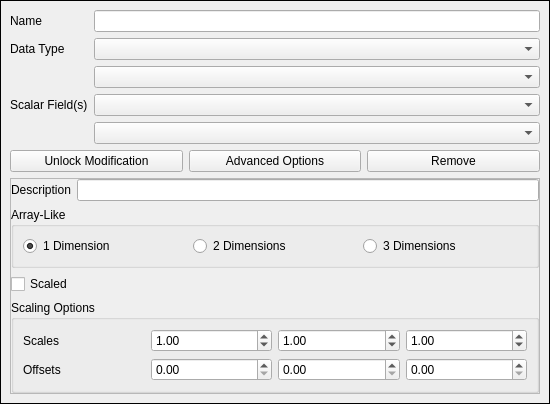
Above: plugins/core/IO/qLASIO/ui/extra_scalar_field_card.ui from CloudCompare/CloudCompare before the change. Below: the same form after it.
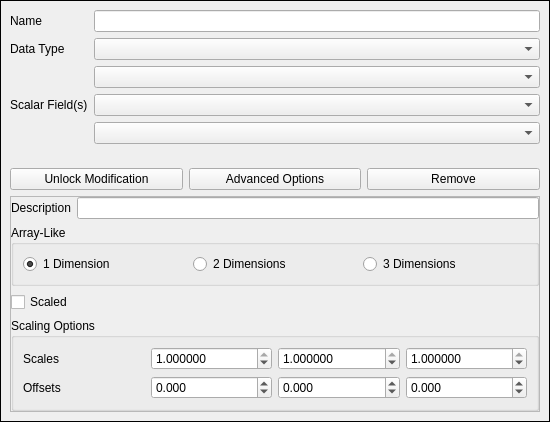
That is the form after the change.

Commit message: Increase the EVLR scale and offset fields precision to avoid truncating values when importing LAS files and then exporting them back to LAS.

```diff
--- a/plugins/core/IO/qLASIO/ui/extra_scalar_field_card.ui
+++ b/plugins/core/IO/qLASIO/ui/extra_scalar_field_card.ui
@@ -7,7 +7,7 @@
     <x>0</x>
     <y>0</y>
     <width>550</width>
-    <height>390</height>
+    <height>422</height>
    </rect>
   </property>
   <property name="sizePolicy">
@@ -281,6 +281,15 @@
               </item>
               <item>
                <widget class="QDoubleSpinBox" name="firstScalarFieldScaleSpinBox">
+                <property name="decimals">
+                 <number>6</number>
+                </property>
+                <property name="minimum">
+                 <double>0.000001000000000</double>
+                </property>
+                <property name="maximum">
+                 <double>1.000000000000000</double>
+                </property>
                 <property name="value">
                  <double>1.000000000000000</double>
                 </property>
@@ -288,6 +297,15 @@
               </item>
               <item>
                <widget class="QDoubleSpinBox" name="secondScalarFieldScaleSpinBox">
+                <property name="decimals">
+                 <number>6</number>
+                </property>
+                <property name="minimum">
+                 <double>0.000001000000000</double>
+                </property>
+                <property name="maximum">
+                 <double>1.000000000000000</double>
+                </property>
                 <property name="value">
                  <double>1.000000000000000</double>
                 </property>
@@ -295,6 +313,15 @@
               </item>
               <item>
                <widget class="QDoubleSpinBox" name="thirdScalarFieldScaleSpinBox">
+                <property name="decimals">
+                 <number>6</number>
+                </property>
+                <property name="minimum">
+                 <double>0.000001000000000</double>
+                </property>
+                <property name="maximum">
+                 <double>1.000000000000000</double>
+                </property>
                 <property name="value">
                  <double>1.000000000000000</double>
                 </property>
@@ -312,13 +339,46 @@
                </widget>
               </item>
               <item>
-               <widget class="QDoubleSpinBox" name="firstScalarFieldOffsetSpinBox"/>
+               <widget class="QDoubleSpinBox" name="firstScalarFieldOffsetSpinBox">
+                <property name="decimals">
+                 <number>3</number>
+                </property>
+                <property name="minimum">
+                 <double>-1000000.000000000000000</double>
+                </property>
+                <property name="maximum">
+                 <double>1000000.000000000000000</double>
+                </property>
+               </widget>
               </item>
               <item>
-               <widget class="QDoubleSpinBox" name="secondScalarFieldOffsetSpinBox"/>
+               <widget class="QDoubleSpinBox" name="secondScalarFieldOffsetSpinBox">
+                <property name="decimals">
+                 <number>3</number>
+                </property>
+                <property name="minimum">
+                 <double>-1000000.000000000000000</double>
+                </property>
+                <property name="maximum">
+                 <double>1000000.000000000000000</double>
+                </property>
+                <property name="value">
+                 <double>0.000000000000000</double>
+                </property>
+               </widget>
               </item>
               <item>
-               <widget class="QDoubleSpinBox" name="thirdScalarFieldOffsetSpinBox"/>
+               <widget class="QDoubleSpinBox" name="thirdScalarFieldOffsetSpinBox">
+                <property name="decimals">
+                 <number>3</number>
+                </property>
+                <property name="minimum">
+                 <double>-1000000.000000000000000</double>
+                </property>
+                <property name="maximum">
+                 <double>1000000.000000000000000</double>
+                </property>
+               </widget>
               </item>
              </layout>
             </item>
```
Left out of the diff: 10 changed lines with no effect on the pictures.
